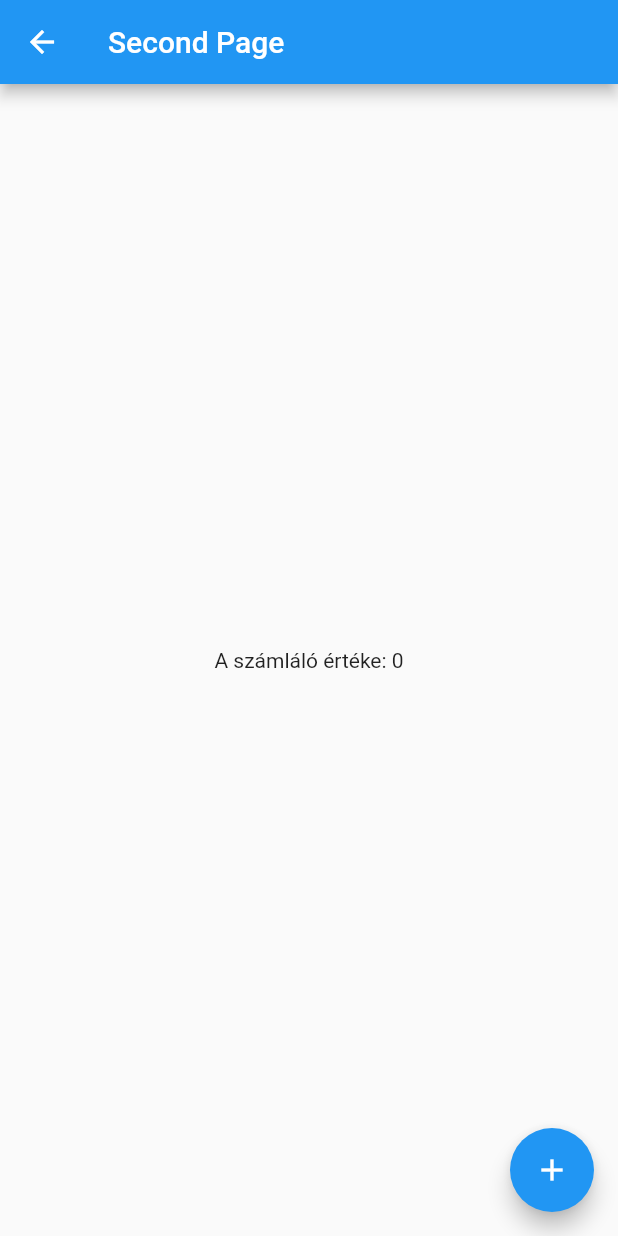
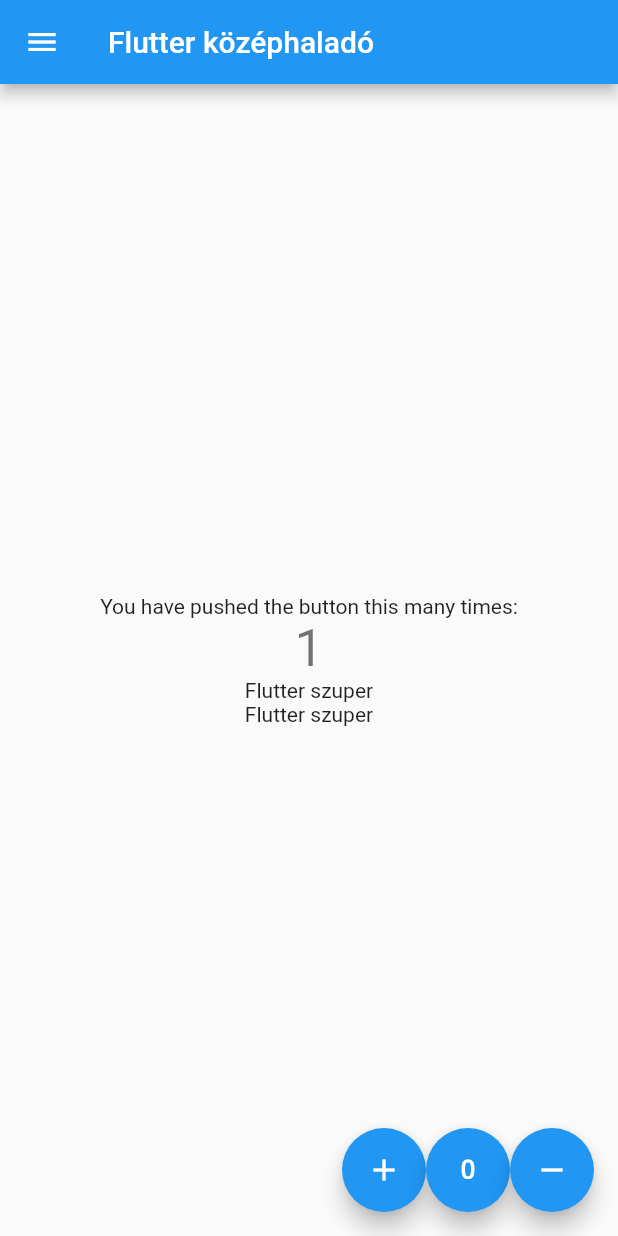
Before and after one commit to kurjakrichard/flutter_kozephalado, a Flutter app: the screen it shows after launch, after a tap on the "add" icon, on a phone screen of 412 x 824 dp. Run offline on Flutter 3.47's test engine with Material 2 defaults, Android fonts, the phone set to English and light mode, and no system bars; our stand-ins replace flutter_hooks, shared_preferences.

Commit message:
Add provider

```diff
--- a/lib/main.dart
+++ b/lib/main.dart
@@ -1,22 +1,50 @@
+// ignore_for_file: unused_element
 import 'package:flutter/material.dart';
+import 'package:flutter_kozephalado/pages/settingspage.dart';
+import 'package:provider/provider.dart';
+import 'package:shared_preferences/shared_preferences.dart';
+import 'pages/homepage.dart';
+import 'widgets/themes.dart';
 
-import 'pages/myhomepage.dart';
+late SharedPreferences prefs;
 
-void main() {
-  runApp(const MyApp());
+void main() async {
+  WidgetsFlutterBinding.ensureInitialized();
+  prefs = await SharedPreferences.getInstance();
+  runApp(MyApp());
 }
 
+// ignore: must_be_immutable
 class MyApp extends StatelessWidget {
-  const MyApp({super.key});
+  MyApp({super.key}) {
+    _loadSettings();
+  }
+
+  bool _darkMode = false;
 
   @override
   Widget build(BuildContext context) {
-    return MaterialApp(
-      title: 'Flutter Demo',
-      theme: ThemeData(
-        primarySwatch: Colors.blue,
+    return Provider(
+      create: (context) => 'Flutter szuper',
+      child: MaterialApp(
+        debugShowCheckedModeBanner: false,
+        title: 'Flutter középhaladó',
+        initialRoute: '/',
+        routes: {
+          '/': (context) => const HomePage(title: 'Flutter középhaladó'),
+          '/settings': (context) => const SettingsPage()
+        },
+        theme: _darkMode == true ? darkTheme : lightTheme,
       ),
-      home: const MyHomePage(title: 'Flutter Demo Home Page'),
     );
   }
+
+  void _loadSettings() async {
+    _darkMode = prefs.getBool('darkMode') ?? false;
+  }
+
+  void _setThemeMode(bool darkMode) async {
+    SharedPreferences prefs = await SharedPreferences.getInstance();
+    prefs.setBool('darkMode', darkMode);
+  }
 }
--- /dev/null
+++ b/lib/pages/homepage.dart
@@ -0,0 +1,100 @@
+import 'package:flutter/material.dart';
+import 'package:flutter_hooks/flutter_hooks.dart';
+import 'package:provider/provider.dart';
+
+class HomePage extends HookWidget {
+  const HomePage({super.key, required this.title});
+  final String title;
+
+  @override
+  Widget build(BuildContext context) {
+    ValueNotifier<int> counter = useState(0);
+    return Scaffold(
+      drawer: drawerNavigation(context),
+      appBar: AppBar(
+        title: Text(title),
+      ),
+      body: Center(
+        child: Column(
+          mainAxisAlignment: MainAxisAlignment.center,
+          children: <Widget>[
+            const Text(
+              'You have pushed the button this many times:',
+            ),
+            Text(
+              '${counter.value}',
+              style: Theme.of(context).textTheme.headlineMedium,
+            ),
+            Text(context.read<String>()),
+            Text(Provider.of<String>(context, listen: false)),
+          ],
+        ),
+      ),
+      floatingActionButton: Row(
+        mainAxisAlignment: MainAxisAlignment.end,
+        children: [
+          FloatingActionButton(
+            heroTag: 'btn1',
+            onPressed: () {
+              _incrementCounter(counter);
+            },
+            tooltip: 'Increment',
+            child: const Icon(Icons.add),
+          ),
+          FloatingActionButton(
+            heroTag: 'btn2',
+            onPressed: () {
+              _reset(counter);
+            },
+            tooltip: 'Reset',
+            child: const Icon(Icons.exposure_zero),
+          ),
+          FloatingActionButton(
+            heroTag: 'btn3',
+            onPressed: () {
+              _decrementCounter(counter);
+            },
+            tooltip: 'Decrement',
+            child: const Icon(Icons.remove),
+          ),
+        ],
+      ),
+    );
+  }
+
+  Widget drawerNavigation(BuildContext context) {
+    return Drawer(
+      child: ListView(
+        children: [
+          ListTile(
+              leading: const Icon(Icons.settings),
+              title: const Text('Homepage'),
+              onTap: () {
+                Navigator.pop(context);
+                Navigator.pushNamed(context, '/');
+              }),
+          ListTile(
+            leading: const Icon(Icons.home),
+            title: const Text('Settings'),
+            onTap: () {
+              Navigator.pop(context);
+              Navigator.pushNamed(context, '/settings', arguments: 'Settings');
+            },
+          ),
+        ],
+      ),
+    );
+  }
+
+  void _incrementCounter(ValueNotifier counter) {
+    counter.value++;
+  }
+
+  void _decrementCounter(ValueNotifier counter) {
+    counter.value--;
+  }
+
+  void _reset(ValueNotifier counter) {
+    counter.value = 0;
+  }
+}
--- a/lib/pages/myhomepage.dart
+++ /dev/null
@@ -1,52 +0,0 @@
-import 'package:flutter/material.dart';
-import 'secondpage.dart';
-
-class MyHomePage extends StatefulWidget {
-  const MyHomePage({super.key, required this.title});
-
-  final String title;
-
-  @override
-  State<MyHomePage> createState() => _MyHomePageState();
-}
-
-class _MyHomePageState extends State<MyHomePage> {
-  int _counter = 0;
-
-  @override
-  Widget build(BuildContext context) {
-    return Scaffold(
-      appBar: AppBar(
-        title: Text(widget.title),
-      ),
-      body: Center(
-        child: Column(
-          mainAxisAlignment: MainAxisAlignment.center,
-          children: <Widget>[
-            const Text(
-              'You have pushed the button this many times:',
-            ),
-            Text(
-              '$_counter',
-              style: Theme.of(context).textTheme.headlineMedium,
-            ),
-          ],
-        ),
-      ),
-      floatingActionButton: FloatingActionButton(
-        onPressed: () async {
-          int result = await Navigator.push(
-                  context,
-                  MaterialPageRoute(
-                      builder: (_) => SecondPage(counter: _counter))) ??
-              _counter;
-          setState(() {
-            _counter = result;
-          });
-        },
-        tooltip: 'Second Page',
-        child: const Icon(Icons.add),
-      ),
-    );
-  }
-}
--- a/lib/pages/secondpage.dart
+++ /dev/null
@@ -1,23 +0,0 @@
-import 'package:flutter/material.dart';
-
-// ignore: must_be_immutable
-class SecondPage extends StatelessWidget {
-  SecondPage({super.key, required this.counter});
-  int counter;
-
-  @override
-  Widget build(BuildContext context) {
-    return Scaffold(
-        appBar: AppBar(title: const Text('Second Page')),
-        body: Center(child: Text('A számláló értéke: $counter')),
-        floatingActionButton: FloatingActionButton(
-          onPressed: () {
-            counter++;
-            int result = counter;
-            Navigator.pop(context, result);
-          },
-          tooltip: 'Second Page',
-          child: const Icon(Icons.add),
-        ));
-  }
-}
--- /dev/null
+++ b/lib/widgets/themes.dart
@@ -0,0 +1,4 @@
+import 'package:flutter/material.dart';
+
+ThemeData lightTheme = ThemeData(brightness: Brightness.light);
+ThemeData darkTheme = ThemeData(brightness: Brightness.dark);
--- a/pubspec.yaml
+++ b/pubspec.yaml
@@ -30,6 +30,9 @@ environment:
 dependencies:
   flutter:
     sdk: flutter
+  flutter_hooks: ^0.18.5+1
+  shared_preferences: ^2.0.17
+  provider: ^6.0.5
 
 
   # The following adds the Cupertino Icons font to your application.
```
Also changed, not shown: lib/pages/settingspage.dart (added, +36 -0 lines), 1 other file.
